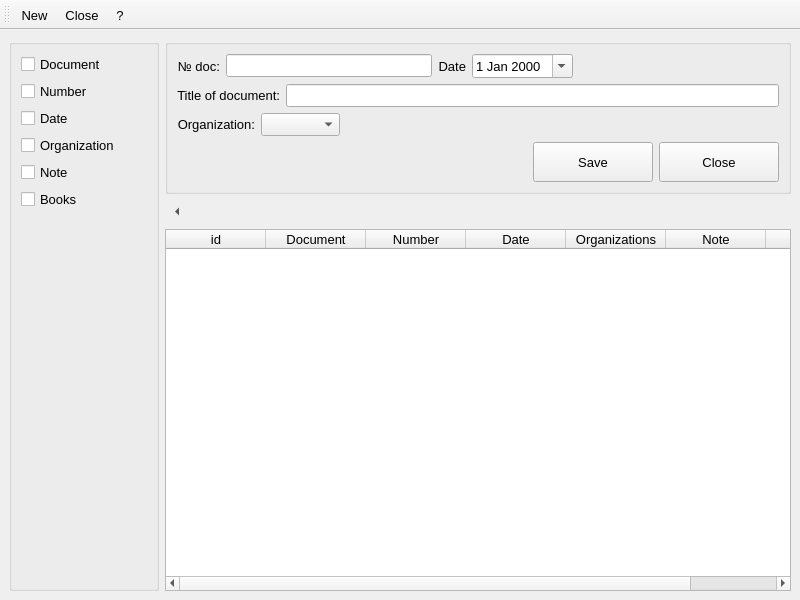
The window that librarian/docs.ui (Skyrim78/Librarian) describes before a commit, drawn with Qt 5.
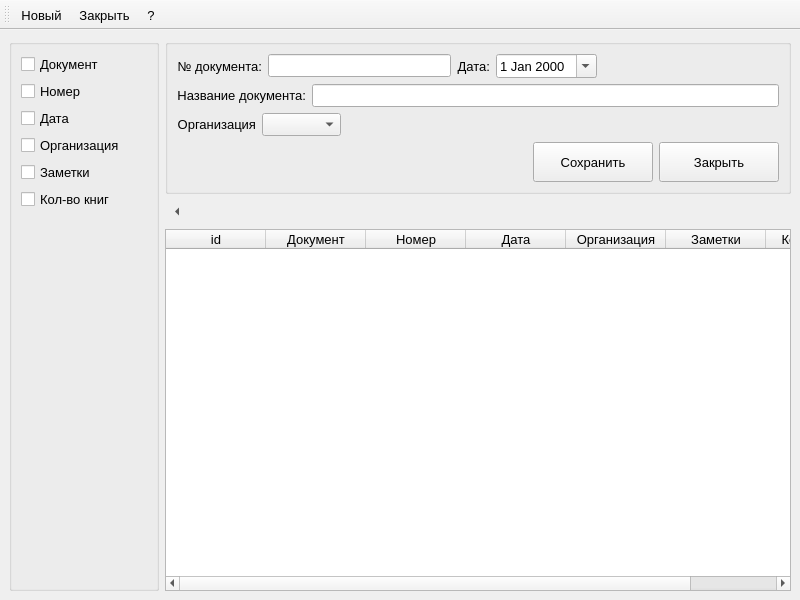
The same window after the commit.

Patch:
```diff
--- a/librarian/docs.ui
+++ b/librarian/docs.ui
@@ -45,42 +45,42 @@
            <item>
             <widget class="QCheckBox" name="checkBox_name">
              <property name="text">
-              <string>Document</string>
+              <string>Документ</string>
              </property>
             </widget>
            </item>
            <item>
             <widget class="QCheckBox" name="checkBox_num">
              <property name="text">
-              <string>Number</string>
+              <string>Номер</string>
              </property>
             </widget>
            </item>
            <item>
             <widget class="QCheckBox" name="checkBox_date">
              <property name="text">
-              <string>Date</string>
+              <string>Дата</string>
              </property>
             </widget>
            </item>
            <item>
             <widget class="QCheckBox" name="checkBox_org">
              <property name="text">
-              <string>Organization</string>
+              <string>Организация</string>
              </property>
             </widget>
            </item>
            <item>
             <widget class="QCheckBox" name="checkBox_note">
              <property name="text">
-              <string>Note</string>
+              <string>Заметки</string>
              </property>
             </widget>
            </item>
            <item>
             <widget class="QCheckBox" name="checkBox_books">
              <property name="text">
-              <string>Books</string>
+              <string>Кол-во книг</string>
              </property>
             </widget>
            </item>
@@ -115,7 +115,7 @@
              <item>
               <widget class="QLabel" name="label">
                <property name="text">
-                <string>№ doc:</string>
+                <string>№ документа:</string>
                </property>
                <property name="alignment">
                 <set>Qt::AlignRight|Qt::AlignTrailing|Qt::AlignVCenter</set>
@@ -128,7 +128,7 @@
              <item>
               <widget class="QLabel" name="label_2">
                <property name="text">
-                <string>Date</string>
+                <string>Дата:</string>
                </property>
                <property name="alignment">
                 <set>Qt::AlignRight|Qt::AlignTrailing|Qt::AlignVCenter</set>
@@ -162,7 +162,7 @@
              <item>
               <widget class="QLabel" name="label_3">
                <property name="text">
-                <string>Title of document:</string>
+                <string>Название документа:</string>
                </property>
                <property name="alignment">
                 <set>Qt::AlignRight|Qt::AlignTrailing|Qt::AlignVCenter</set>
@@ -179,7 +179,7 @@
              <item>
               <widget class="QLabel" name="label_4">
                <property name="text">
-                <string>Organization:</string>
+                <string>Организация</string>
                </property>
                <property name="alignment">
                 <set>Qt::AlignRight|Qt::AlignTrailing|Qt::AlignVCenter</set>
@@ -234,7 +234,7 @@
                 </size>
                </property>
                <property name="text">
-                <string>Save</string>
+                <string>Сохранить</string>
                </property>
               </widget>
              </item>
@@ -253,7 +253,7 @@
                 </size>
                </property>
                <property name="text">
-                <string>Close</string>
+                <string>Закрыть</string>
                </property>
               </widget>
              </item>
@@ -331,7 +331,7 @@
           </column>
           <column>
            <property name="text">
-            <string>Document</string>
+            <string>Документ</string>
            </property>
            <property name="font">
             <font>
@@ -341,7 +341,7 @@
           </column>
           <column>
            <property name="text">
-            <string>Number</string>
+            <string>Номер</string>
            </property>
            <property name="font">
             <font>
@@ -351,7 +351,7 @@
           </column>
           <column>
            <property name="text">
-            <string>Date</string>
+            <string>Дата</string>
            </property>
            <property name="font">
             <font>
@@ -361,7 +361,7 @@
           </column>
           <column>
            <property name="text">
-            <string>Organizations</string>
+            <string>Организация</string>
            </property>
            <property name="font">
             <font>
@@ -371,7 +371,7 @@
           </column>
           <column>
            <property name="text">
-            <string>Note</string>
+            <string>Заметки</string>
            </property>
            <property name="font">
             <font>
@@ -381,7 +381,7 @@
           </column>
           <column>
            <property name="text">
-            <string>Books</string>
+            <string>Кол-во книг</string>
            </property>
           </column>
          </widget>
@@ -413,7 +413,7 @@
   </widget>
   <action name="actionAdd">
    <property name="text">
-    <string>New </string>
+    <string>Новый</string>
    </property>
    <property name="font">
     <font>
@@ -423,7 +423,7 @@
   </action>
   <action name="actionClose">
    <property name="text">
-    <string>Close</string>
+    <string>Закрыть</string>
    </property>
    <property name="font">
     <font>
```
Left out of the diff: 2 changed lines with no effect on the pictures.
